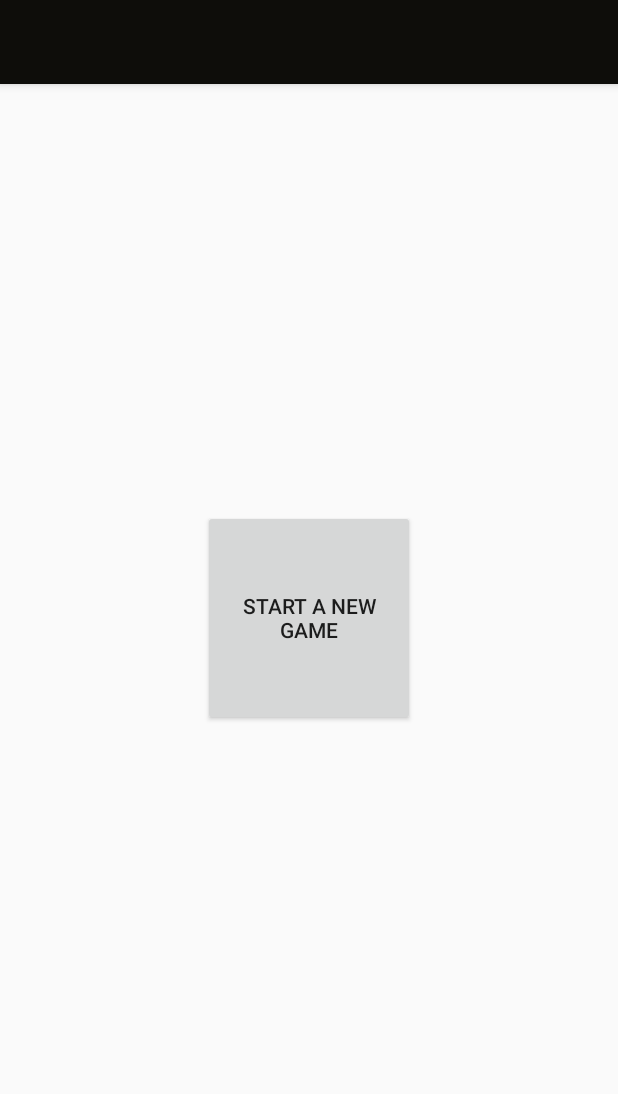
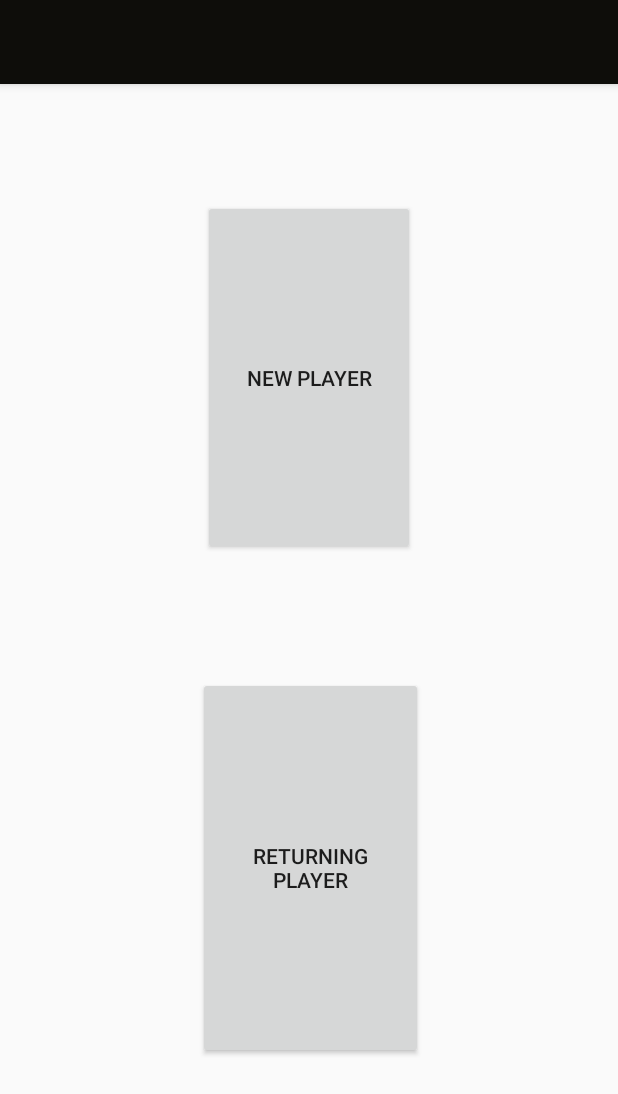
Before and after one commit to liamfernandez/ActualSpaceTrader2340, an Android app: the layout activity_main.xml on its own in the app's theme, with its tools: preview values and no code run, on a phone screen of 412 x 824 dp. Shown: the top 1094 px of the screen. Run offline under Robolectric (Android 15) with nearby library versions, the phone set to English and light mode, and no system bars.

Commit message:
thanks mcKay

```diff
--- a/space-trader/app/src/main/AndroidManifest.xml
+++ b/space-trader/app/src/main/AndroidManifest.xml
@@ -47,6 +47,11 @@
             android:label="Space Trader"
             android:theme="@style/AppTheme.NoActionBar">
         </activity>
+        <activity
+            android:name=".views.ReturningPlayerSignInActivity"
+            android:label="Space Trader"
+            android:theme="@style/AppTheme.NoActionBar">
+        </activity>
         <service android:name=".views.SoundService" android:enabled="true"></service>
         <activity
             android:name=".views.MainActivity"
--- a/space-trader/app/src/main/java/edu/gatech/cs2340/spacetrader/model/PlayerInteractor.java
+++ b/space-trader/app/src/main/java/edu/gatech/cs2340/spacetrader/model/PlayerInteractor.java
@@ -50,6 +50,10 @@ public class PlayerInteractor extends Interactor {
         getRepository().addUniverse(newUniverse);
     }
 
+    public void updateExistingPlayer() {
+        getRepository().updateExistingPlayer();
+    }
+
     public void createMockItems() {
         getRepository().initMockItems();
     }
--- a/space-trader/app/src/main/java/edu/gatech/cs2340/spacetrader/views/PlanetActivity.java
+++ b/space-trader/app/src/main/java/edu/gatech/cs2340/spacetrader/views/PlanetActivity.java
@@ -58,8 +58,8 @@ public class PlanetActivity extends AppCompatActivity {
 
         Button save = findViewById(R.id.save);
         save.setOnClickListener( e -> {
-
-                }
+            viewModel.updateExistingPlayer();
+        }
 
                 );
     }
--- a/space-trader/app/src/main/java/edu/gatech/cs2340/spacetrader/views/SignInActivity.java
+++ b/space-trader/app/src/main/java/edu/gatech/cs2340/spacetrader/views/SignInActivity.java
@@ -70,8 +70,6 @@ public class SignInActivity extends AppCompatActivity {
 
         player = new Player("name", 0, 0, 0, 0);
         viewModel = ViewModelProviders.of(this).get(SignInViewModel.class);
-
-        MySQLTalker.initialize();
     }
 
     /**
--- a/space-trader/app/src/main/res/layout/activity_main.xml
+++ b/space-trader/app/src/main/res/layout/activity_main.xml
@@ -20,17 +20,38 @@
 
     </android.support.design.widget.AppBarLayout>
 
-    <RelativeLayout android:id="@+id/RelativeLayout01"
+    <RelativeLayout
+        android:id="@+id/RelativeLayout01"
         android:layout_width="fill_parent"
-        android:layout_height="fill_parent"
-    xmlns:android="http://schemas.android.com/apk/res/android">
+        android:layout_height="fill_parent">
 
         <Button
             android:id="@+id/PlayGameBtn"
             android:layout_width="141dp"
             android:layout_height="144dp"
-            android:layout_centerInParent="true"
-            android:text="Start a New game"></Button>
+            android:layout_alignParentStart="true"
+            android:layout_alignParentTop="true"
+            android:layout_alignParentEnd="true"
+            android:layout_alignParentBottom="true"
+            android:layout_marginStart="135dp"
+            android:layout_marginTop="133dp"
+            android:layout_marginEnd="135dp"
+            android:layout_marginBottom="454dp"
+            android:text="New Player"></Button>
+
+        <Button
+            android:id="@+id/returningPlayer"
+            android:layout_width="wrap_content"
+            android:layout_height="162dp"
+            android:layout_alignParentStart="true"
+            android:layout_alignParentTop="true"
+            android:layout_alignParentEnd="true"
+            android:layout_alignParentBottom="true"
+            android:layout_marginStart="132dp"
+            android:layout_marginTop="451dp"
+            android:layout_marginEnd="130dp"
+            android:layout_marginBottom="118dp"
+            android:text="Returning Player" />
 
     </RelativeLayout>
 
```
Also changed, not shown: space-trader/app/src/main/java/edu/gatech/cs2340/spacetrader/model/Repository.java (+5 -4 lines), space-trader/app/src/main/java/edu/gatech/cs2340/spacetrader/viewmodels/PlanetViewModel.java (+8 -0 lines), space-trader/app/src/main/java/edu/gatech/cs2340/spacetrader/viewmodels/SignInViewModel.java (+10 -1 lines), space-trader/app/src/main/java/edu/gatech/cs2340/spacetrader/views/MainActivity.java (+13 -0 lines), space-trader/app/src/main/java/edu/gatech/cs2340/spacetrader/views/ReturningPlayerSignInActivity.java (added, +38 -0 lines).
